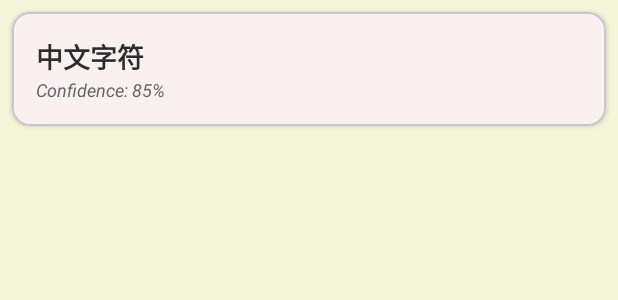
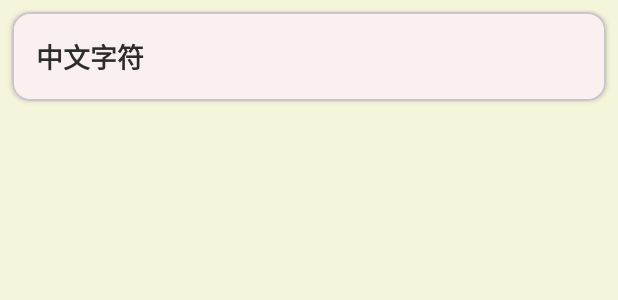
Before and after one commit to karyao/OCR_Travel_App, an Android app: the layout item_text_option.xml on its own in the app's theme, with its tools: preview values and no code run, on a phone screen of 412 x 824 dp. Shown: the top 300 px of the screen. Run offline under Robolectric (Android 15) with nearby library versions, the phone set to English and light mode, and no system bars; network calls fail.

Commit message:
Revert "optimizing building, was having 2 min builds :("
This reverts commit a0ce9f8dec5c26a83c285876af69980b1c188deb.

```diff
--- a/app/src/main/res/layout/item_text_option.xml
+++ b/app/src/main/res/layout/item_text_option.xml
@@ -17,32 +17,16 @@
         android:gravity="center_vertical">
 
         <!-- Chinese Text -->
-        <LinearLayout
+        <TextView
+            android:id="@+id/tvTextOption"
             android:layout_width="0dp"
             android:layout_height="wrap_content"
             android:layout_weight="1"
-            android:orientation="vertical"
-            android:layout_marginEnd="16dp">
-
-            <TextView
-                android:id="@+id/tvTextOption"
-                android:layout_width="match_parent"
-                android:layout_height="wrap_content"
-                android:text="中文字符"
-                android:textSize="18sp"
-                android:textStyle="bold"
-                android:textColor="@color/text_primary" />
-
-            <TextView
-                android:id="@+id/tvConfidenceScore"
-                android:layout_width="match_parent"
-                android:layout_height="wrap_content"
-                android:text="Confidence: 85%"
-                android:textSize="12sp"
-                android:textColor="@color/text_secondary"
-                android:textStyle="italic" />
-
-        </LinearLayout>
+            android:text="中文字符"
+            android:textSize="18sp"
+            android:textStyle="bold"
+            android:textColor="@color/text_primary"
+            android:layout_marginEnd="16dp" />
 
         <!-- Selected Indicator -->
         <TextView
--- a/gradle.properties
+++ b/gradle.properties
@@ -10,9 +10,7 @@ org.gradle.jvmargs=-Xmx2048m -Dfile.encoding=UTF-8
 # When configured, Gradle will run in incubating parallel mode.
 # This option should only be used with decoupled projects. For more details, visit
 # https://developer.android.com/r/tools/gradle-multi-project-decoupled-projects
-org.gradle.parallel=true
-org.gradle.caching=true
-org.gradle.daemon=true
+# org.gradle.parallel=true
 # AndroidX package structure to make it clearer which packages are bundled with the
 # Android operating system, and which are packaged with your app's APK
 # https://developer.android.com/topic/libraries/support-library/androidx-rn
--- a/gradle/libs.versions.toml
+++ b/gradle/libs.versions.toml
@@ -9,7 +9,6 @@ appcompat = "1.7.1"
 material = "1.13.0"
 activity = "1.11.0"
 constraintlayout = "2.2.1"
-media3CommonKtx = "1.8.0"
 
 [libraries]
 androidx-core-ktx = { group = "androidx.core", name = "core-ktx", version.ref = "coreKtx" }
@@ -20,7 +19,6 @@ androidx-appcompat = { group = "androidx.appcompat", name = "appcompat", version
 material = { group = "com.google.android.material", name = "material", version.ref = "material" }
 androidx-activity = { group = "androidx.activity", name = "activity", version.ref = "activity" }
 androidx-constraintlayout = { group = "androidx.constraintlayout", name = "constraintlayout", version.ref = "constraintlayout" }
-androidx-media3-common-ktx = { group = "androidx.media3", name = "media3-common-ktx", version.ref = "media3CommonKtx" }
 
 [plugins]
 android-application = { id = "com.android.application", version.ref = "agp" }
```
Also changed, not shown: app/src/main/java/com/karen_yao/chinesetravel/features/capture/camera/ImageProcessor.kt (+2 -172 lines), app/src/main/java/com/karen_yao/chinesetravel/features/capture/ui/CaptureFragment.kt (+7 -28 lines), app/src/main/java/com/karen_yao/chinesetravel/features/home/ui/HomeFragment.kt (+5 -17 lines), app/src/main/java/com/karen_yao/chinesetravel/features/textselection/ui/TextSelectionFragment.kt (+9 -14 lines).
